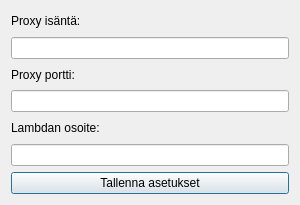
Old version of the form arho_feature_template/gui/dialogs/plugin_settings.ui in the repository GispoCoding/arho-qgis-plugin.
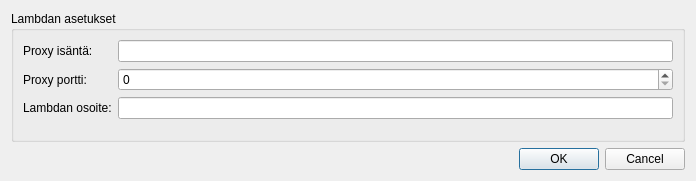
New version of the form. Custom widgets are drawn as their Qt base class.

Commit message: revise settings UI, save proxy port as int

The edit to the form file:
```diff
--- a/arho_feature_template/gui/dialogs/plugin_settings.ui
+++ b/arho_feature_template/gui/dialogs/plugin_settings.ui
@@ -6,8 +6,8 @@
    <rect>
     <x>0</x>
     <y>0</y>
-    <width>300</width>
-    <height>205</height>
+    <width>696</width>
+    <height>181</height>
    </rect>
   </property>
   <property name="windowTitle">
@@ -15,44 +15,64 @@
   </property>
   <layout class="QVBoxLayout" name="verticalLayout">
    <item>
-    <widget class="QLabel" name="labelHost">
+    <widget class="QGroupBox" name="lambda_settings_box">
+     <property name="title">
+      <string>Lambdan asetukset</string>
+     </property>
+     <layout class="QFormLayout" name="formLayout">
+      <item row="0" column="0">
+       <widget class="QLabel" name="host_label">
      <property name="text">
       <string>Proxy isäntä:</string>
      </property>
     </widget>
    </item>
-   <item>
-    <widget class="QLineEdit" name="hostInput"/>
-   </item>
-   <item>
-    <widget class="QLabel" name="labelPort">
+      <item row="0" column="1">
+       <widget class="QLineEdit" name="host"/>
+      </item>
+      <item row="1" column="0">
+       <widget class="QLabel" name="port_label">
      <property name="text">
       <string>Proxy portti:</string>
      </property>
     </widget>
    </item>
-   <item>
-    <widget class="QLineEdit" name="portInput"/>
-   </item>
-   <item>
-    <widget class="QLabel" name="labelLambda">
+      <item row="2" column="0">
+       <widget class="QLabel" name="lambda_address_label">
      <property name="text">
       <string>Lambdan osoite:</string>
      </property>
     </widget>
    </item>
-   <item>
-    <widget class="QLineEdit" name="lambdaInput"/>
-   </item>
+      <item row="2" column="1">
+       <widget class="QLineEdit" name="lambda_address"/>
+      </item>
+      <item row="1" column="1">
+       <widget class="QgsSpinBox" name="port">
+        <property name="maximum">
+         <number>99999</number>
+        </property>
+       </widget>
+      </item>
+     </layout>
+    </widget>
+   </item>
    <item>
-    <widget class="QPushButton" name="saveButton">
-     <property name="text">
-      <string>Tallenna asetukset</string>
+    <widget class="QDialogButtonBox" name="button_box">
+     <property name="standardButtons">
+      <set>QDialogButtonBox::Cancel|QDialogButtonBox::Ok</set>
      </property>
     </widget>
    </item>
   </layout>
  </widget>
+ <customwidgets>
+  <customwidget>
+   <class>QgsSpinBox</class>
+   <extends>QSpinBox</extends>
+   <header>qgsspinbox.h</header>
+  </customwidget>
+ </customwidgets>
  <resources/>
  <connections/>
 </ui>
```
Lines whose indentation alone changed are shown as unchanged. The commit also changes 2 other files.
